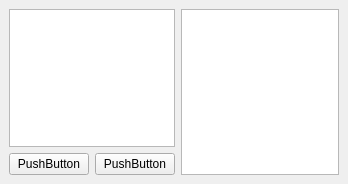
The window that multi_filter_dockwidget_base.ui (sickel/multi_filter) describes before a commit, drawn with Qt 5.
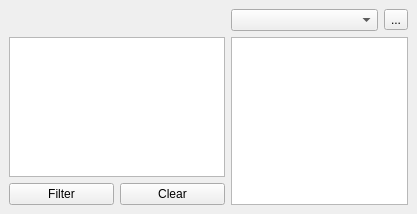
The same window after the commit. Custom widgets are drawn as their Qt base class.

The edit to the form file:
```diff
--- a/multi_filter_dockwidget_base.ui
+++ b/multi_filter_dockwidget_base.ui
@@ -6,8 +6,8 @@
    <rect>
     <x>0</x>
     <y>0</y>
-    <width>348</width>
-    <height>184</height>
+    <width>417</width>
+    <height>214</height>
    </rect>
   </property>
   <property name="windowTitle">
@@ -15,19 +15,19 @@
   </property>
   <widget class="QWidget" name="dockWidgetContents">
    <layout class="QGridLayout" name="gridLayout">
-    <item row="0" column="0">
+    <item row="2" column="0">
      <layout class="QGridLayout" name="gridLayout_2">
-      <item row="1" column="1">
-       <widget class="QPushButton" name="pushButton_2">
+      <item row="2" column="1">
+       <widget class="QPushButton" name="pBClear">
         <property name="text">
-         <string>PushButton</string>
+         <string>Clear</string>
         </property>
        </widget>
       </item>
-      <item row="1" column="0">
-       <widget class="QPushButton" name="pushButton">
+      <item row="2" column="0">
+       <widget class="QPushButton" name="pBFilter">
         <property name="text">
-         <string>PushButton</string>
+         <string>Filter</string>
         </property>
        </widget>
       </item>
@@ -36,12 +36,29 @@
       </item>
      </layout>
     </item>
-    <item row="0" column="1">
+    <item row="0" column="3">
+     <widget class="QToolButton" name="tbAdd">
+      <property name="text">
+       <string>...</string>
+      </property>
+     </widget>
+    </item>
+    <item row="0" column="1" colspan="2">
+     <widget class="QgsMapLayerComboBox" name="mMCLLayers"/>
+    </item>
+    <item row="2" column="1" colspan="3">
      <widget class="QListWidget" name="listWidget"/>
     </item>
    </layout>
   </widget>
  </widget>
+ <customwidgets>
+  <customwidget>
+   <class>QgsMapLayerComboBox</class>
+   <extends>QComboBox</extends>
+   <header>qgsmaplayercombobox.h</header>
+  </customwidget>
+ </customwidgets>
  <resources/>
  <connections/>
 </ui>
```
Left out of the diff: 2 changed lines with no effect on the pictures.
